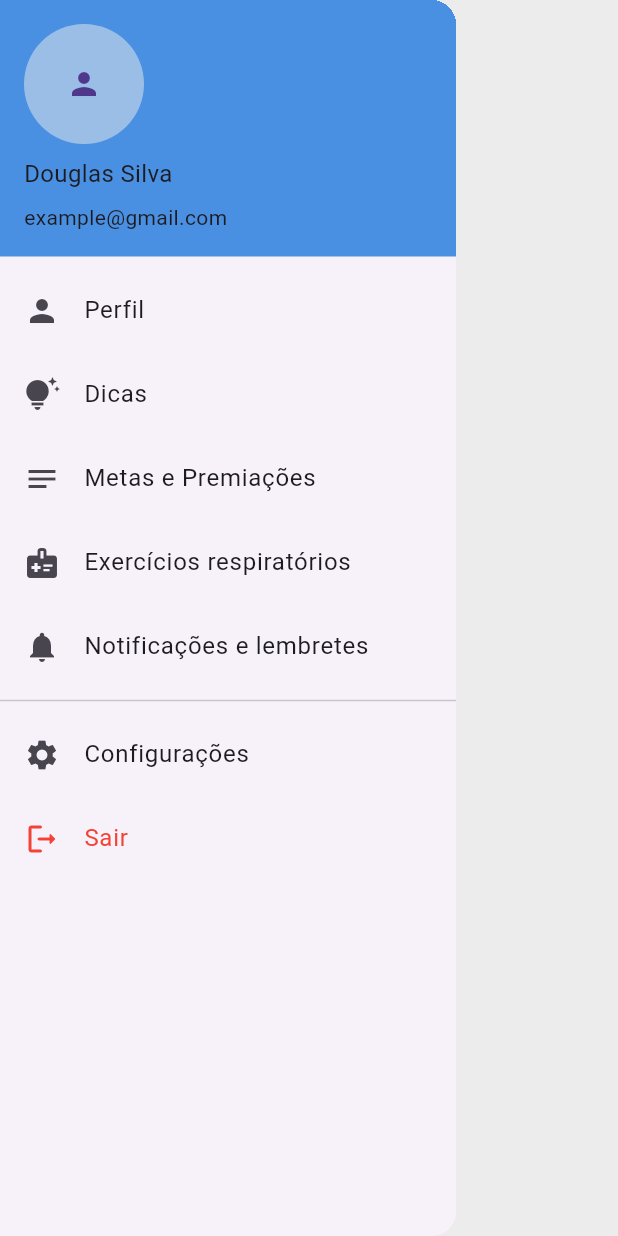
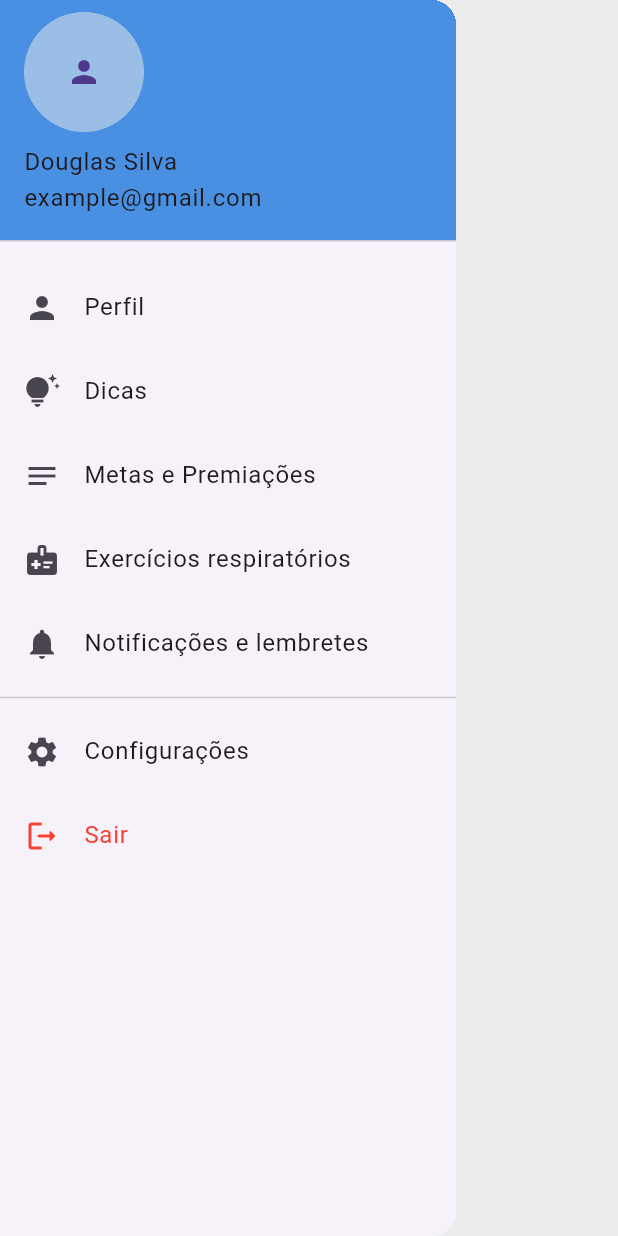
Before and after one commit to DavidGomes7/medistation, a Flutter app: the MediDrawer widget shown alone on an empty page, opened directly, on a phone screen of 412 x 824 dp. Run offline on Flutter 3.47's test engine with Material 3 defaults, Android fonts, the phone set to English and light mode, and no system bars; our stand-ins replace bloc, circular_countdown_timer, equatable, flutter_bloc, get_it, go_router and 1 more.

Commit message:
Trocando o container por DrawerHeader

```diff
--- a/lib/modules/home/components/medi_drawer.dart
+++ b/lib/modules/home/components/medi_drawer.dart
@@ -12,11 +12,11 @@ class MediDrawer extends StatelessWidget {
       child: Column(
         crossAxisAlignment: CrossAxisAlignment.start,
         children: [
-          Container(
-            padding: const EdgeInsets.all(16),
+          SizedBox(
             width: double.maxFinite,
-            color: MediColors.primary,
-            child: SafeArea(
+            child: DrawerHeader(
+              padding: const EdgeInsets.only(left: 16, top: 8),
+              decoration: const BoxDecoration(color: MediColors.primary),
               child: Column(
                 crossAxisAlignment: CrossAxisAlignment.start,
                 children: [
@@ -27,7 +27,6 @@ class MediDrawer extends StatelessWidget {
                   ),
                   const SizedBox(height: 8),
                   const Text('Douglas Silva', style: TextStyle(fontSize: 16)),
-                  const SizedBox(height: 8),
                   const Text('example@gmail.com'),
                 ],
               ),
```
